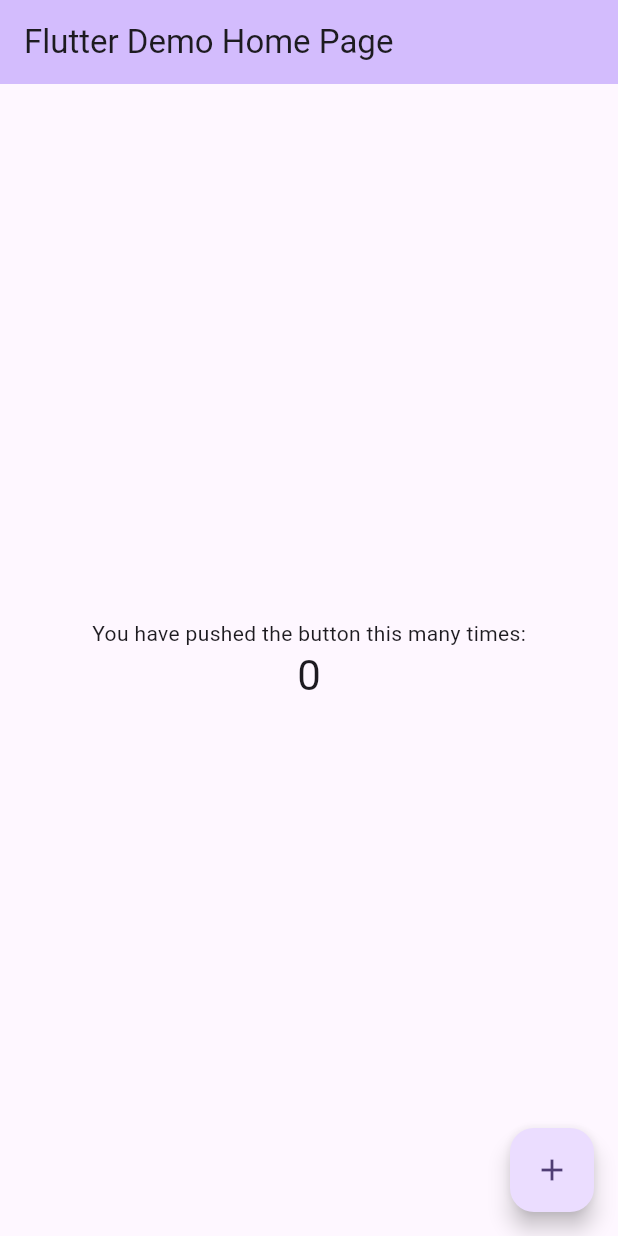
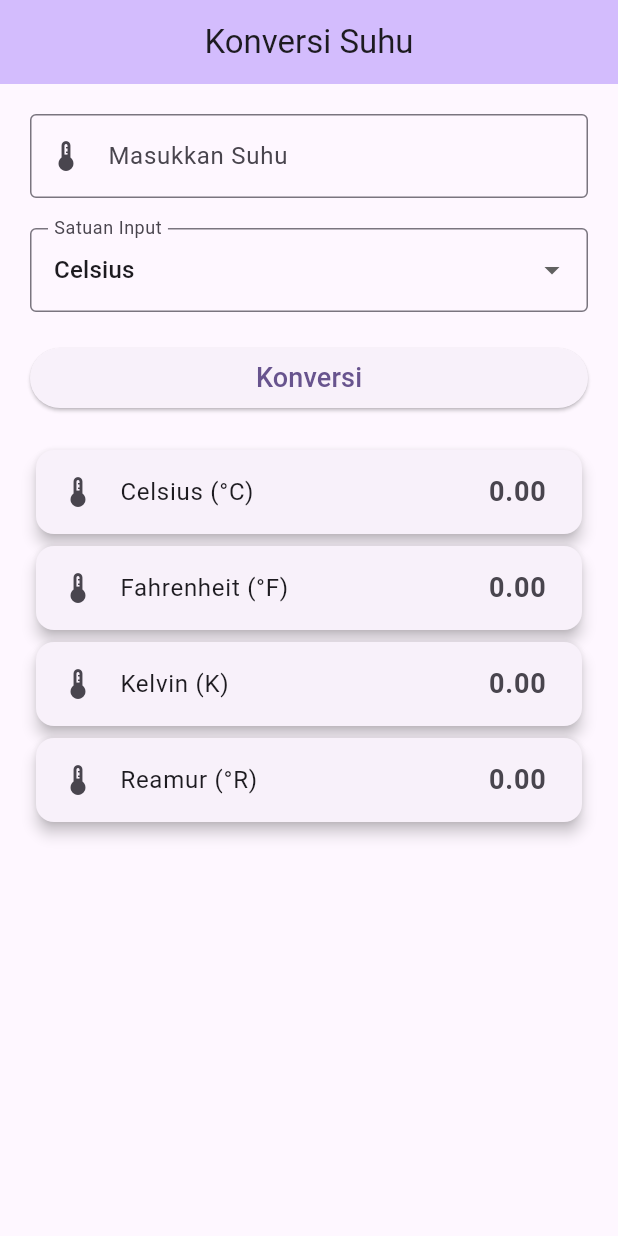
Before and after one commit to nadhiada/praktikum-flutter, a Flutter app: the screen it shows after launch, on a phone screen of 412 x 824 dp. Run offline on Flutter 3.47's test engine with Material 3 defaults, Android fonts, the light colour scheme and no system bars.

Commit message:
nambahin konversi

```diff
--- a/konversi_suhu_nadhia/lib/main.dart
+++ b/konversi_suhu_nadhia/lib/main.dart
@@ -7,115 +7,198 @@ void main() {
 class MyApp extends StatelessWidget {
   const MyApp({super.key});
 
-  // This widget is the root of your application.
   @override
   Widget build(BuildContext context) {
     return MaterialApp(
-      title: 'Flutter Demo',
+      title: 'Konversi Suhu Nadhia',
+      debugShowCheckedModeBanner: false,
       theme: ThemeData(
-        // This is the theme of your application.
-        //
-        // TRY THIS: Try running your application with "flutter run". You'll see
-        // the application has a purple toolbar. Then, without quitting the app,
-        // try changing the seedColor in the colorScheme below to Colors.green
-        // and then invoke "hot reload" (save your changes or press the "hot
-        // reload" button in a Flutter-supported IDE, or press "r" if you used
-        // the command line to start the app).
-        //
-        // Notice that the counter didn't reset back to zero; the application
-        // state is not lost during the reload. To reset the state, use hot
-        // restart instead.
-        //
-        // This works for code too, not just values: Most code changes can be
-        // tested with just a hot reload.
-        colorScheme: .fromSeed(seedColor: Colors.deepPurple),
+        colorScheme: ColorScheme.fromSeed(seedColor: Colors.deepPurple),
       ),
-      home: const MyHomePage(title: 'Flutter Demo Home Page'),
+      home: const HomePage(),
     );
   }
 }
 
-class MyHomePage extends StatefulWidget {
-  const MyHomePage({super.key, required this.title});
-
-  // This widget is the home page of your application. It is stateful, meaning
-  // that it has a State object (defined below) that contains fields that affect
-  // how it looks.
-
-  // This class is the configuration for the state. It holds the values (in this
-  // case the title) provided by the parent (in this case the App widget) and
-  // used by the build method of the State. Fields in a Widget subclass are
-  // always marked "final".
-
-  final String title;
+class HomePage extends StatefulWidget {
+  const HomePage({super.key});
 
   @override
-  State<MyHomePage> createState() => _MyHomePageState();
+  State<HomePage> createState() => _HomePageState();
 }
 
-class _MyHomePageState extends State<MyHomePage> {
-  int _counter = 0;
+class _HomePageState extends State<HomePage> {
 
-  void _incrementCounter() {
+  final TextEditingController controller = TextEditingController();
+
+  String satuanInput = "Celsius";
+
+  double c = 0;
+  double f = 0;
+  double k = 0;
+  double r = 0;
+
+  void konversi() {
+
+    if(controller.text.isEmpty) return;
+
+    double input = double.parse(controller.text);
+
     setState(() {
-      // This call to setState tells the Flutter framework that something has
-      // changed in this State, which causes it to rerun the build method below
-      // so that the display can reflect the updated values. If we changed
-      // _counter without calling setState(), then the build method would not be
-      // called again, and so nothing would appear to happen.
-      _counter++;
+
+      switch (satuanInput) {
+
+        case "Celsius":
+          c = input;
+          f = (c * 9/5) + 32;
+          k = c + 273.15;
+          r = c * 4/5;
+          break;
+
+        case "Fahrenheit":
+          f = input;
+          c = (f - 32) * 5/9;
+          k = c + 273.15;
+          r = c * 4/5;
+          break;
+
+        case "Kelvin":
+          k = input;
+          c = k - 273.15;
+          f = (c * 9/5) + 32;
+          r = c * 4/5;
+          break;
+
+        case "Reamur":
+          r = input;
+          c = r * 5/4;
+          f = (c * 9/5) + 32;
+          k = c + 273.15;
+          break;
+
+      }
+
     });
+  }
+
+  Widget hasil(String nama, double nilai) {
+    return Card(
+      elevation: 4,
+      child: ListTile(
+        leading: const Icon(Icons.thermostat),
+        title: Text(nama),
+        trailing: Text(
+          nilai.toStringAsFixed(2),
+          style: const TextStyle(
+              fontSize: 18,
+              fontWeight: FontWeight.bold
+          ),
+        ),
+      ),
+    );
   }
 
   @override
   Widget build(BuildContext context) {
-    // This method is rerun every time setState is called, for instance as done
-    // by the _incrementCounter method above.
-    //
-    // The Flutter framework has been optimized to make rerunning build methods
-    // fast, so that you can just rebuild anything that needs updating rather
-    // than having to individually change instances of widgets.
+
     return Scaffold(
+
       appBar: AppBar(
-        // TRY THIS: Try changing the color here to a specific color (to
-        // Colors.amber, perhaps?) and trigger a hot reload to see the AppBar
-        // change color while the other colors stay the same.
+        title: const Text("Konversi Suhu"),
+        centerTitle: true,
         backgroundColor: Theme.of(context).colorScheme.inversePrimary,
-        // Here we take the value from the MyHomePage object that was created by
-        // the App.build method, and use it to set our appbar title.
-        title: Text(widget.title),
       ),
-      body: Center(
-        // Center is a layout widget. It takes a single child and positions it
-        // in the middle of the parent.
+
+      body: Padding(
+        padding: const EdgeInsets.all(20),
+
         child: Column(
-          // Column is also a layout widget. It takes a list of children and
-          // arranges them vertically. By default, it sizes itself to fit its
-          // children horizontally, and tries to be as tall as its parent.
-          //
-          // Column has various properties to control how it sizes itself and
-          // how it positions its children. Here we use mainAxisAlignment to
-          // center the children vertically; the main axis here is the vertical
-          // axis because Columns are vertical (the cross axis would be
-          // horizontal).
-          //
-          // TRY THIS: Invoke "debug painting" (choose the "Toggle Debug Paint"
-          // action in the IDE, or press "p" in the console), to see the
-          // wireframe for each widget.
-          mainAxisAlignment: .center,
+
           children: [
-            const Text('You have pushed the button this many times:'),
-            Text(
-              '$_counter',
-              style: Theme.of(context).textTheme.headlineMedium,
+
+            TextField(
+              controller: controller,
+              keyboardType: TextInputType.number,
+              decoration: const InputDecoration(
+                labelText: "Masukkan Suhu",
+                border: OutlineInputBorder(),
+                prefixIcon: Icon(Icons.thermostat),
+              ),
             ),
+
+            const SizedBox(height: 20),
+
+            DropdownButtonFormField(
+              value: satuanInput,
+              decoration: const InputDecoration(
+                labelText: "Satuan Input",
+                border: OutlineInputBorder(),
+              ),
+
+              items: const [
+
+                DropdownMenuItem(
+                  value: "Celsius",
+                  child: Text("Celsius"),
+                ),
+
+                DropdownMenuItem(
+                  value: "Fahrenheit",
+                  child: Text("Fahrenheit"),
+                ),
+
+                DropdownMenuItem(
+                  value: "Kelvin",
+                  child: Text("Kelvin"),
+                ),
+
+                DropdownMenuItem(
+                  value: "Reamur",
+                  child: Text("Reamur"),
+                ),
+
+              ],
+
+              onChanged: (value) {
+                setState(() {
+                  satuanInput = value!;
+                });
+              },
+
+            ),
+
+            const SizedBox(height: 20),
+
+            SizedBox(
+              width: double.infinity,
+              child: ElevatedButton(
+                onPressed: konversi,
+                child: const Text(
+                  "Konversi",
+                  style: TextStyle(fontSize: 18),
+                ),
+              ),
+            ),
+
+            const SizedBox(height: 20),
+
+            Expanded(
+              child: ListView(
+
+                children: [
+
+                  hasil("Celsius (°C)", c),
+                  hasil("Fahrenheit (°F)", f),
+                  hasil("Kelvin (K)", k),
+                  hasil("Reamur (°R)", r),
+
+                ],
+
+              ),
+            )
+
           ],
         ),
-      ),
-      floatingActionButton: FloatingActionButton(
-        onPressed: _incrementCounter,
-        tooltip: 'Increment',
-        child: const Icon(Icons.add),
       ),
     );
   }
```
